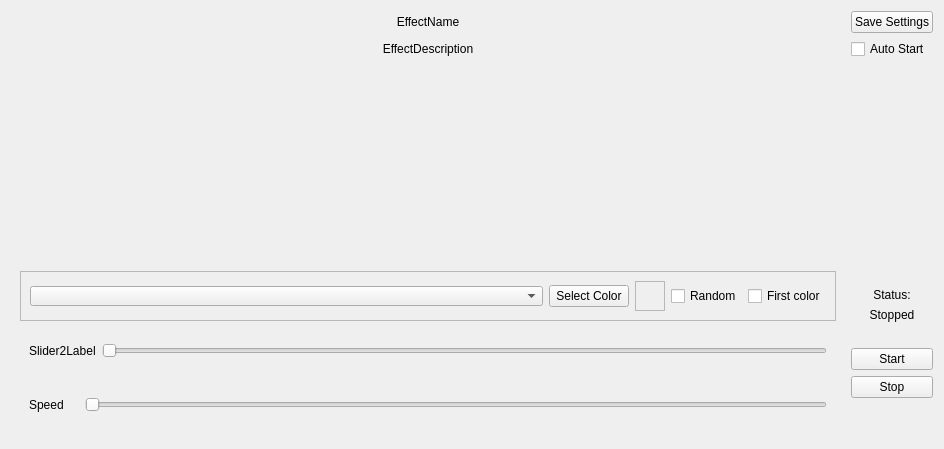
This is OpenRGBEffectPage.ui in DLdota/OpenRGBEffectsPlugin as Qt 5 draws it before an edit. The edited form follows.
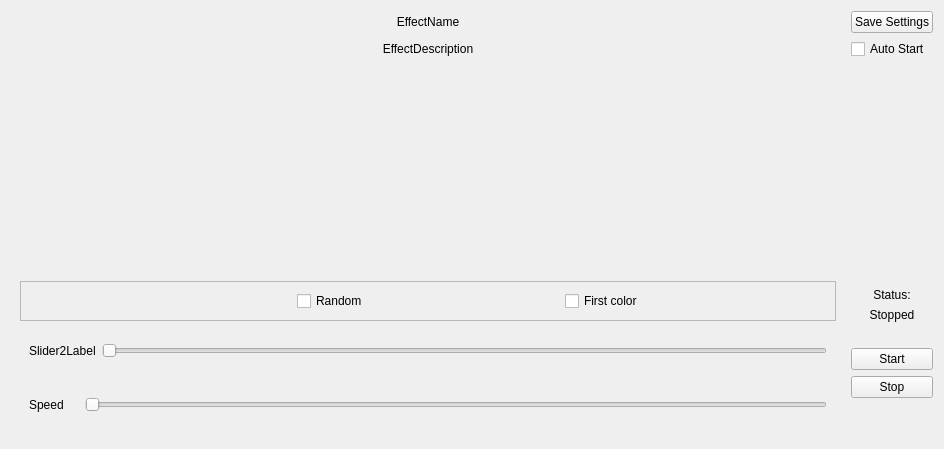
This is the edited form.

Commit message: Use multiple color pickers instead of combo box

Diff of the .ui file:
```diff
--- a/OpenRGBEffectPage.ui
+++ b/OpenRGBEffectPage.ui
@@ -187,46 +187,17 @@
         <property name="frameShadow">
          <enum>QFrame::Raised</enum>
         </property>
-        <layout class="QHBoxLayout" name="horizontalLayout_2" stretch="1,0,0,0,0">
+        <layout class="QHBoxLayout" name="horizontalLayout_2" stretch="0,0,0">
          <item>
-          <widget class="QComboBox" name="UserColorNum">
-           <property name="minimumSize">
-            <size>
-             <width>0</width>
-             <height>20</height>
-            </size>
-           </property>
-           <property name="maximumSize">
-            <size>
-             <width>16777215</width>
-             <height>20</height>
-            </size>
-           </property>
-          </widget>
-         </item>
-         <item>
-          <widget class="QPushButton" name="ColorPickerButton">
-           <property name="text">
-            <string>Select Color</string>
-           </property>
-          </widget>
-         </item>
-         <item>
-          <widget class="QFrame" name="ColorPreview">
-           <property name="minimumSize">
-            <size>
-             <width>30</width>
-             <height>30</height>
-            </size>
-           </property>
-           <property name="autoFillBackground">
-            <bool>true</bool>
+          <widget class="QFrame" name="Colors">
+           <property name="styleSheet">
+            <string notr="true">border: 0;</string>
            </property>
            <property name="frameShape">
             <enum>QFrame::StyledPanel</enum>
            </property>
            <property name="frameShadow">
-            <enum>QFrame::Plain</enum>
+            <enum>QFrame::Raised</enum>
            </property>
           </widget>
          </item>
```
The commit also changes 6 other files.
